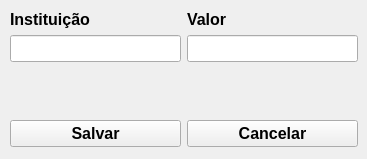
Old version of the form financialinstitutionwindow.ui in the repository ThiagoServulo/MyFinancialAssets.
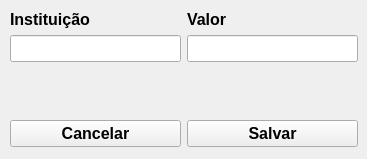
New version of the form.

Commit message: Add new class for financial institutions

```diff
--- a/financialinstitutionwindow.ui
+++ b/financialinstitutionwindow.ui
@@ -14,7 +14,7 @@
    <string>Instituição financeira</string>
   </property>
   <widget class="QWidget" name="centralwidget">
-   <widget class="QWidget" name="">
+   <widget class="QWidget" name="layoutWidget">
     <property name="geometry">
      <rect>
       <x>10</x>
@@ -97,20 +97,6 @@
      </item>
      <item>
       <layout class="QHBoxLayout" name="horizontalLayout_2">
-       <item>
-        <widget class="QPushButton" name="pushButton_save">
-         <property name="font">
-          <font>
-           <pointsize>12</pointsize>
-           <weight>75</weight>
-           <bold>true</bold>
-          </font>
-         </property>
-         <property name="text">
-          <string>Salvar</string>
-         </property>
-        </widget>
-       </item>
        <item>
         <widget class="QPushButton" name="pushButton_cancel">
          <property name="font">
@@ -125,6 +111,20 @@
          </property>
         </widget>
        </item>
+       <item>
+        <widget class="QPushButton" name="pushButton_save">
+         <property name="font">
+          <font>
+           <pointsize>12</pointsize>
+           <weight>75</weight>
+           <bold>true</bold>
+          </font>
+         </property>
+         <property name="text">
+          <string>Salvar</string>
+         </property>
+        </widget>
+       </item>
       </layout>
      </item>
     </layout>
```
The commit also changes 12 other files.
